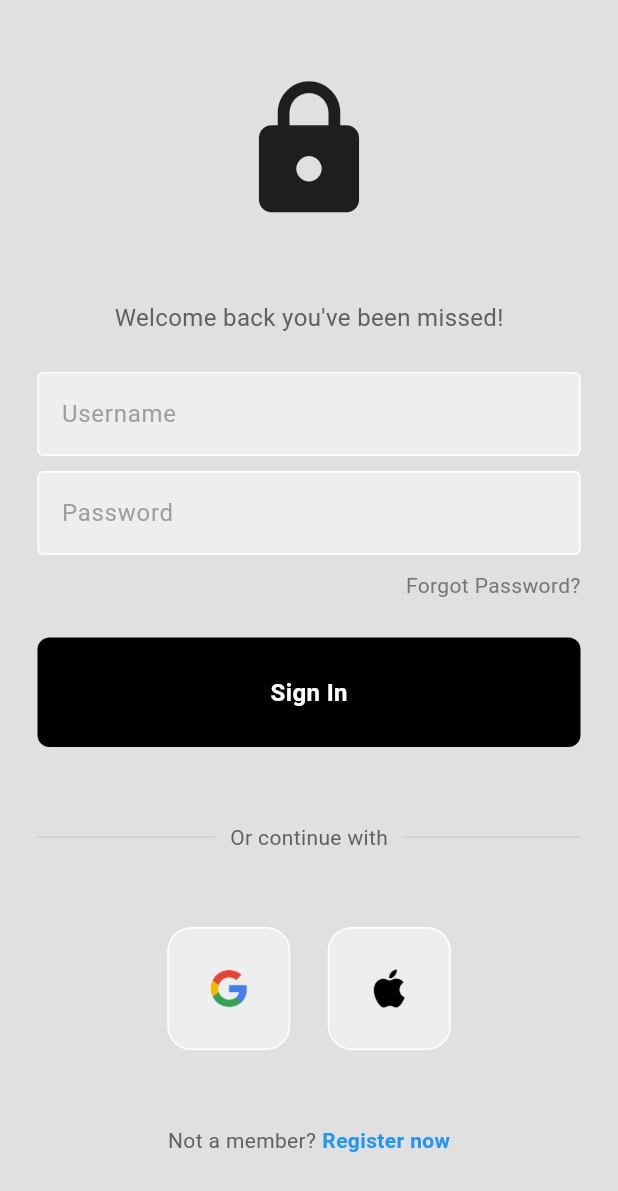
After one commit to ozgeozerr/DonateItProject, a Flutter app: the TutorialScreen screen opened directly, after a tap on "Continue to Login", on a phone screen of 412 x 824 dp. The commit adds this screen. Shown: the top 1191 px of the screen. Run offline on Flutter 3.47's test engine with Material 3 defaults, Android fonts, the phone set to English and light mode, and no system bars.

Commit message:
Added login page/some modifications

```diff
--- /dev/null
+++ b/lib/components/my_button.dart
@@ -0,0 +1,32 @@
+import 'package:flutter/material.dart';
+
+class MyButton extends StatelessWidget {
+  final Function()? onTap;
+
+  const MyButton({super.key, required this.onTap});
+
+  @override
+  Widget build(BuildContext context) {
+    return GestureDetector(
+      onTap: onTap,
+      child: Container(
+        padding: const EdgeInsets.all(25),
+        margin: const EdgeInsets.symmetric(horizontal: 25),
+        decoration: BoxDecoration(
+          color: Colors.black,
+          borderRadius: BorderRadius.circular(8),
+        ),
+        child: const Center(
+          child: Text(
+            "Sign In",
+            style: TextStyle(
+              color: Colors.white,
+              fontWeight: FontWeight.bold,
+              fontSize: 16,
+            ),
+          ),
+        ),
+      ),
+    );
+  }
+}
--- /dev/null
+++ b/lib/components/my_textfield.dart
@@ -0,0 +1,36 @@
+import 'package:flutter/material.dart';
+
+class MyTextField extends StatelessWidget {
+  final controller;
+  final String hintText;
+  final bool obscureText;
+
+  const MyTextField({
+    super.key,
+    required this.controller,
+    required this.hintText,
+    required this.obscureText,
+  });
+
+  @override
+  Widget build(BuildContext context) {
+    return Padding(
+      padding: const EdgeInsets.symmetric(horizontal: 25.0),
+      child: TextField(
+        controller: controller,
+        obscureText: obscureText,
+        decoration: InputDecoration(
+            enabledBorder: const OutlineInputBorder(
+              borderSide: BorderSide(color: Colors.white),
+            ),
+            focusedBorder: OutlineInputBorder(
+              borderSide: BorderSide(color: Colors.grey.shade400),
+            ),
+            fillColor: Colors.grey.shade200,
+            filled: true,
+            hintText: hintText,
+            hintStyle: TextStyle(color: Colors.grey[500])),
+      ),
+    );
+  }
+}
--- /dev/null
+++ b/lib/components/square_tile.dart
@@ -0,0 +1,25 @@
+import 'package:flutter/material.dart';
+
+class SquareTile extends StatelessWidget {
+  final String imagePath;
+  const SquareTile({
+    super.key,
+    required this.imagePath,
+  });
+
+  @override
+  Widget build(BuildContext context) {
+    return Container(
+      padding: EdgeInsets.all(20),
+      decoration: BoxDecoration(
+        border: Border.all(color: Colors.white),
+        borderRadius: BorderRadius.circular(16),
+        color: Colors.grey[200],
+      ),
+      child: Image.asset(
+        imagePath,
+        height: 40,
+      ),
+    );
+  }
+}
--- a/lib/main.dart
+++ b/lib/main.dart
@@ -1,6 +1,10 @@
 // lib/main.dart
 import 'package:flutter/material.dart';
 import 'screens/welcome_screen.dart';
+import 'pages/login_page.dart';
+import 'components/my_button.dart';
+import 'components/my_textfield.dart';
+import 'components/square_tile.dart';
 
 void main() {
   runApp(MyApp());
--- /dev/null
+++ b/lib/pages/login_page.dart
@@ -0,0 +1,129 @@
+import 'package:flutter/material.dart';
+import 'package:donate_it/components/my_button.dart';
+import 'package:donate_it/components/my_textfield.dart';
+import 'package:donate_it/components/square_tile.dart';
+
+class LoginPage extends StatelessWidget {
+  LoginPage({super.key});
+
+  // text editing controllers
+  final usernameController = TextEditingController();
+  final passwordController = TextEditingController();
+
+  // sign user in method
+  void signUserIn() {}
+
+  @override
+  Widget build(BuildContext context) {
+    return Scaffold(
+      backgroundColor: Colors.grey[300],
+      body: SafeArea(
+        child: SingleChildScrollView( // Wrap the Column with SingleChildScrollView
+          child: Center(
+            child: Column(
+              mainAxisAlignment: MainAxisAlignment.center,
+              children: [
+                const SizedBox(height: 50),
+                const Icon(
+                  Icons.lock,
+                  size: 100,
+                ),
+                const SizedBox(height: 50),
+                Text(
+                  'Welcome back you\'ve been missed!',
+                  style: TextStyle(
+                    color: Colors.grey[700],
+                    fontSize: 16,
+                  ),
+                ),
+                const SizedBox(height: 25),
+                MyTextField(
+                  controller: usernameController,
+                  hintText: 'Username',
+                  obscureText: false,
+                ),
+                const SizedBox(height: 10),
+                MyTextField(
+                  controller: passwordController,
+                  hintText: 'Password',
+                  obscureText: true,
+                ),
+                const SizedBox(height: 10),
+                Padding(
+                  padding: const EdgeInsets.symmetric(horizontal: 25.0),
+                  child: Row(
+                    mainAxisAlignment: MainAxisAlignment.end,
+                    children: [
+                      Text(
+                        'Forgot Password?',
+                        style: TextStyle(color: Colors.grey[600]),
+                      ),
+                    ],
+                  ),
+                ),
+                const SizedBox(height: 25),
+                MyButton(
+                  onTap: signUserIn,
+                ),
+                const SizedBox(height: 50),
+                Padding(
+                  padding: const EdgeInsets.symmetric(horizontal: 25.0),
+                  child: Row(
+                    children: [
+                      Expanded(
+                        child: Divider(
+                          thickness: 0.5,
+                          color: Colors.grey[400],
+                        ),
+                      ),
+                      Padding(
+                        padding: const EdgeInsets.symmetric(horizontal: 10.0),
+                        child: Text(
+                          'Or continue with',
+                          style: TextStyle(color: Colors.grey[700]),
+                        ),
+                      ),
+                      Expanded(
+                        child: Divider(
+                          thickness: 0.5,
+                          color: Colors.grey[400],
+                        ),
+                      ),
+                    ],
+                  ),
+                ),
+                const SizedBox(height: 50),
+                Row(
+                  mainAxisAlignment: MainAxisAlignment.center,
+                  children: const [
+                    SquareTile(imagePath: 'lib/images/google.png'),
+                    SizedBox(width: 25),
+                    SquareTile(imagePath: 'lib/images/apple.png')
+                  ],
+                ),
+                const SizedBox(height: 50),
+                Row(
+                  mainAxisAlignment: MainAxisAlignment.center,
+                  children: [
+                    Text(
+                      'Not a member?',
+                      style: TextStyle(color: Colors.grey[700]),
+                    ),
+                    const SizedBox(width: 4),
+                    const Text(
+                      'Register now',
+                      style: TextStyle(
+                        color: Colors.blue,
+                        fontWeight: FontWeight.bold,
+                      ),
+                    ),
+                  ],
+                )
+              ],
+            ),
+          ),
+        ),
+      ),
+    );
+  }
+}
--- a/lib/screens/tutorial_screen.dart
+++ b/lib/screens/tutorial_screen.dart
@@ -1,5 +1,6 @@
 // lib/screens/tutorial_screen.dart
 import 'package:flutter/material.dart';
+import 'package:donate_it/pages/login_page.dart'; // Import the login page
 
 class TutorialScreen extends StatelessWidget {
   @override
@@ -24,6 +25,17 @@
             Text("Wait for us to approve the safety of the item."),
             SizedBox(height: 10),
             Text("Enjoy your discount coupon!"),
+            SizedBox(height: 20),
+            ElevatedButton(
+              onPressed: () {
+                // Navigate to the Login Page
+                Navigator.push(
+                  context,
+                  MaterialPageRoute(builder: (context) => LoginPage()),
+                );
+              },
+              child: Text('Continue to Login'),
+            ),
           ],
         ),
       ),
--- a/pubspec.yaml
+++ b/pubspec.yaml
@@ -58,8 +58,8 @@
   uses-material-design: true
 
   # To add assets to your application, add an assets section, like this:
-  # assets:
-  #   - images/a_dot_burr.jpeg
+  assets:
+    - lib/images/
   #   - images/a_dot_ham.jpeg
 
   # An image asset can refer to one or more resolution-specific "variants", see
```
Also changed, not shown: lib/images/apple.png (added), lib/images/google.png (added), pubspec.lock, 2 other files.
